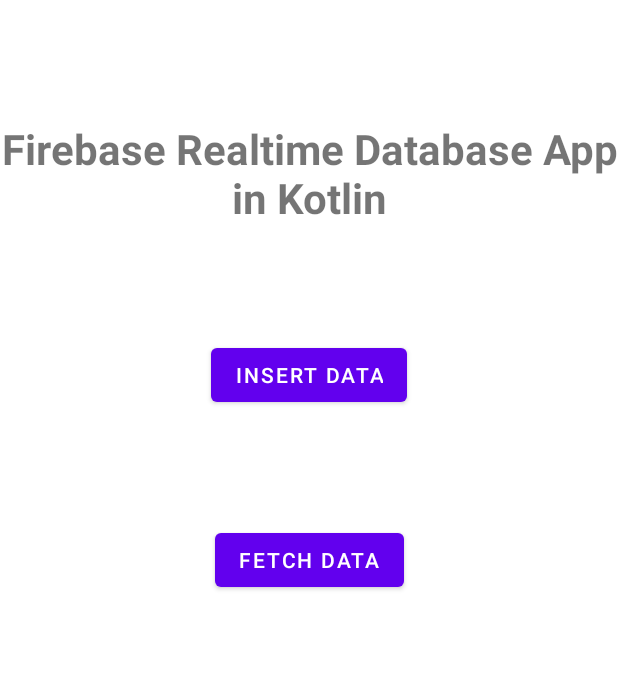
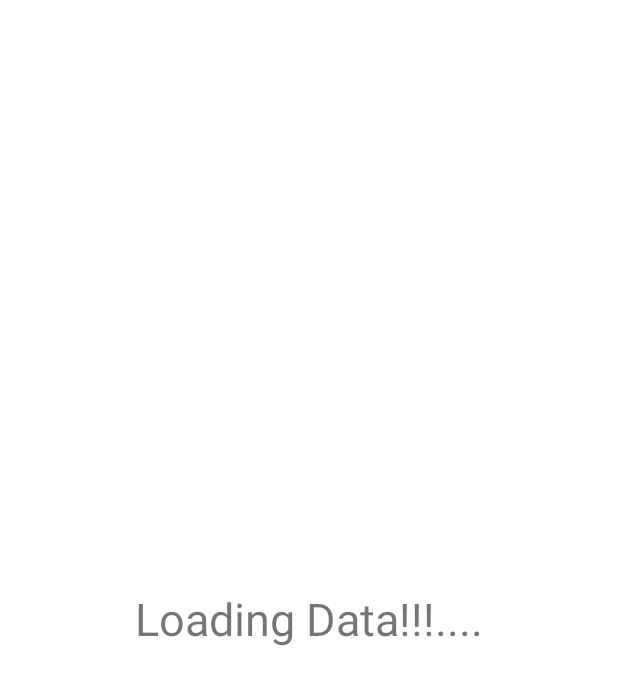
Before and after one commit to rajkayasth/Firebase_tutorial, an Android app: the RealtimeDbActivity screen opened directly, with no data from a screen before it, after a tap on "FETCH DATA", on a phone screen of 412 x 824 dp. Shown: the top 685 px of the screen. Run offline under Robolectric (Android 15) with nearby library versions, the phone set to English and light mode, and no system bars; our stand-ins replace Firebase (no records; nobody signed in at launch, a user with empty details on screens opened directly), data binding.

Commit message:
- Fetch Firebase Data into RecyclerView -> Add a ClickListener on RecyclerView open details page onClick

```diff
--- a/app/src/main/java/com/example/firebaseauthexampe/HomeActivity.kt
+++ b/app/src/main/java/com/example/firebaseauthexampe/HomeActivity.kt
@@ -8,9 +8,8 @@ import android.widget.Toast
 import androidx.appcompat.app.AppCompatActivity
 import androidx.databinding.DataBindingUtil
 import com.example.firebaseauthexampe.databinding.ActivityHomeBinding
-import com.example.firebaseauthexampe.realtimedb.RealtimeDbActivity
+import com.example.firebaseauthexampe.realtimedb.activitys.RealtimeDbActivity
 import com.google.firebase.auth.FirebaseAuth
-import com.google.firebase.firestore.FieldValue
 import com.google.firebase.firestore.SetOptions
 import com.google.firebase.firestore.ktx.firestore
 import com.google.firebase.firestore.ktx.toObject
@@ -73,7 +72,7 @@ class HomeActivity : AppCompatActivity() {
         }
 
         binding.btnRealTimeDb.setOnClickListener {
-            startActivity(Intent(this@HomeActivity,RealtimeDbActivity::class.java))
+            startActivity(Intent(this@HomeActivity, RealtimeDbActivity::class.java))
         }
 
         binding.btnTransaction.setOnClickListener {
--- a/app/src/main/java/com/example/firebaseauthexampe/UploadActivity.kt
+++ b/app/src/main/java/com/example/firebaseauthexampe/UploadActivity.kt
@@ -1,20 +1,15 @@
 package com.example.firebaseauthexampe
 
-import android.content.Intent
 import android.graphics.BitmapFactory
 import android.net.Uri
 import androidx.appcompat.app.AppCompatActivity
 import android.os.Bundle
-import android.os.CountDownTimer
 import android.util.Log
-import android.util.TimeUtils
 import android.widget.Toast
 import androidx.activity.result.contract.ActivityResultContracts
 import androidx.databinding.DataBindingUtil
 import androidx.recyclerview.widget.LinearLayoutManager
-import com.example.firebaseauthexampe.databinding.ActivityHomeBinding
 import com.example.firebaseauthexampe.databinding.ActivityUploadBinding
-import com.example.firebaseauthexampe.realtimedb.RealtimeDbActivity
 import com.google.firebase.ktx.Firebase
 import com.google.firebase.storage.ktx.storage
 import kotlinx.coroutines.CoroutineScope
--- /dev/null
+++ b/app/src/main/java/com/example/firebaseauthexampe/realtimedb/activitys/FetchingActivity.kt
@@ -0,0 +1,79 @@
+package com.example.firebaseauthexampe.realtimedb.activitys
+
+import android.content.Intent
+import androidx.appcompat.app.AppCompatActivity
+import android.os.Bundle
+import android.view.View
+import androidx.databinding.DataBindingUtil
+import androidx.recyclerview.widget.LinearLayoutManager
+import com.example.firebaseauthexampe.R
+import com.example.firebaseauthexampe.databinding.ActivityFetchingBinding
+import com.example.firebaseauthexampe.realtimedb.adapters.EmpAdapter
+import com.example.firebaseauthexampe.realtimedb.model.Employee
+import com.google.firebase.database.*
+import com.google.firebase.ktx.Firebase
+
+class FetchingActivity : AppCompatActivity() {
+
+    private var _binding: ActivityFetchingBinding? = null
+    private val binding get() = _binding!!
+    private lateinit var dbReference: DatabaseReference
+
+
+    private lateinit var empList: ArrayList<Employee>
+    override fun onCreate(savedInstanceState: Bundle?) {
+        super.onCreate(savedInstanceState)
+        _binding = DataBindingUtil.setContentView(this, R.layout.activity_fetching)
+
+        binding.rvEmployeeRecyclerView.layoutManager = LinearLayoutManager(this)
+        binding.rvEmployeeRecyclerView.setHasFixedSize(true)
+
+        empList = arrayListOf()
+
+        getEmployeeData()
+    }
+
+    private fun getEmployeeData() {
+        /***/
+        binding.rvEmployeeRecyclerView.visibility = View.GONE
+        binding.tvLoadingData.visibility = View.VISIBLE
+
+        dbReference = FirebaseDatabase.getInstance().getReference("Employees")
+
+        dbReference.addValueEventListener(object : ValueEventListener {
+            override fun onDataChange(snapshot: DataSnapshot) {
+                empList.clear()
+                if (snapshot.exists()) {
+                    for (empSnap in snapshot.children) {
+                        val empData = empSnap.getValue(Employee::class.java)
+                        empList.add(empData!!)
+                    }
+                    val mAdapter = EmpAdapter(empList)
+                    binding.rvEmployeeRecyclerView.adapter = mAdapter
+
+
+                    mAdapter.setOnItemClickListener(object : EmpAdapter.onItemClickListener {
+                        override fun onItemClick(position: Int) {
+                            val intent =
+                                Intent(this@FetchingActivity, EmployeeDetailsActivity::class.java)
+                            intent.putExtra("empId", empList[position].empId)
+                            intent.putExtra("empName", empList[position].empName)
+                            intent.putExtra("empAge", empList[position].empAge)
+                            intent.putExtra("empSalary", empList[position].empSalary)
+                            startActivity(intent)
+                        }
+
+                    })
+
+                    binding.rvEmployeeRecyclerView.visibility = View.VISIBLE
+                    binding.tvLoadingData.visibility = View.GONE
+                }
+            }
+
+            override fun onCancelled(error: DatabaseError) {
+
+            }
+
+        })
+    }
+}
--- a/app/src/main/java/com/example/firebaseauthexampe/realtimedb/InsertionActivity.kt
+++ b/app/src/main/java/com/example/firebaseauthexampe/realtimedb/activitys/InsertionActivity.kt
@@ -1,4 +1,4 @@
-package com.example.firebaseauthexampe.realtimedb
+package com.example.firebaseauthexampe.realtimedb.activitys
 
 import androidx.appcompat.app.AppCompatActivity
 import android.os.Bundle
@@ -7,7 +7,6 @@ import android.widget.Toast
 import androidx.databinding.DataBindingUtil
 import com.example.firebaseauthexampe.R
 import com.example.firebaseauthexampe.databinding.ActivityInsertionBinding
-import com.example.firebaseauthexampe.databinding.ActivityRealtimeDbBinding
 import com.example.firebaseauthexampe.realtimedb.model.Employee
 import com.google.firebase.database.DatabaseReference
 import com.google.firebase.database.FirebaseDatabase
--- a/app/src/main/java/com/example/firebaseauthexampe/realtimedb/RealtimeDbActivity.kt
+++ b/app/src/main/java/com/example/firebaseauthexampe/realtimedb/activitys/RealtimeDbActivity.kt
@@ -1,4 +1,4 @@
-package com.example.firebaseauthexampe.realtimedb
+package com.example.firebaseauthexampe.realtimedb.activitys
 
 import android.content.Intent
 import androidx.appcompat.app.AppCompatActivity
@@ -10,20 +10,19 @@ import com.example.firebaseauthexampe.databinding.ActivityRealtimeDbBinding
 class RealtimeDbActivity : AppCompatActivity() {
 
 
-
     private var _binding: ActivityRealtimeDbBinding? = null
     private val binding get() = _binding!!
 
     override fun onCreate(savedInstanceState: Bundle?) {
         super.onCreate(savedInstanceState)
-        _binding = DataBindingUtil.setContentView(this,R.layout.activity_realtime_db)
+        _binding = DataBindingUtil.setContentView(this, R.layout.activity_realtime_db)
 
         binding.btnInsertData.setOnClickListener {
-            startActivity(Intent(this,InsertionActivity::class.java))
+            startActivity(Intent(this, InsertionActivity::class.java))
         }
 
         binding.btnFetchData.setOnClickListener {
-
+            startActivity(Intent(this, FetchingActivity::class.java))
         }
     }
 }
--- /dev/null
+++ b/app/src/main/res/layout/activity_fetching.xml
@@ -0,0 +1,39 @@
+<?xml version="1.0" encoding="utf-8"?>
+<layout xmlns:android="http://schemas.android.com/apk/res/android"
+    xmlns:app="http://schemas.android.com/apk/res-auto"
+    xmlns:tools="http://schemas.android.com/tools">
+
+    <data>
+
+    </data>
+
+    <androidx.constraintlayout.widget.ConstraintLayout
+        android:layout_width="match_parent"
+        android:layout_height="match_parent"
+        tools:context=".realtimedb.activitys.FetchingActivity">
+
+
+        <androidx.recyclerview.widget.RecyclerView
+            android:id="@+id/rvEmployeeRecyclerView"
+            android:layout_width="0dp"
+            android:layout_height="wrap_content"
+            app:layout_constraintEnd_toEndOf="parent"
+            app:layout_constraintStart_toStartOf="parent"
+            app:layout_constraintTop_toTopOf="parent"
+            tools:listitem="@layout/emp_list_item" />
+
+        <TextView
+            android:id="@+id/tvLoadingData"
+            android:layout_width="wrap_content"
+            android:layout_height="wrap_content"
+            android:text="@string/loading_data"
+            android:textSize="30sp"
+            android:visibility="gone"
+            app:layout_constraintBottom_toBottomOf="parent"
+            app:layout_constraintEnd_toEndOf="parent"
+            app:layout_constraintStart_toStartOf="parent"
+            app:layout_constraintTop_toTopOf="parent" />
+
+
+    </androidx.constraintlayout.widget.ConstraintLayout>
+</layout>
--- a/app/src/main/res/layout/activity_insertion.xml
+++ b/app/src/main/res/layout/activity_insertion.xml
@@ -10,7 +10,7 @@
     <androidx.constraintlayout.widget.ConstraintLayout
         android:layout_width="match_parent"
         android:layout_height="match_parent"
-        tools:context=".realtimedb.InsertionActivity">
+        tools:context=".realtimedb.activitys.InsertionActivity">
 
         <EditText
             android:id="@+id/etEmpName"
--- a/app/src/main/res/layout/activity_realtime_db.xml
+++ b/app/src/main/res/layout/activity_realtime_db.xml
@@ -10,16 +10,17 @@
     <androidx.constraintlayout.widget.ConstraintLayout
         android:layout_width="match_parent"
         android:layout_height="match_parent"
-        tools:context=".realtimedb.RealtimeDbActivity">
+        tools:context=".realtimedb.activitys.RealtimeDbActivity">
 
 
         <TextView
             android:id="@+id/textView"
-            android:layout_width="wrap_content"
+            android:layout_width="0dp"
             android:layout_height="wrap_content"
             android:text="@string/firebase_realtime_database_app_in_kotlin"
             android:layout_marginTop="80dp"
-            android:textSize="28sp"
+            android:layout_marginHorizontal="20dp"
+            android:textSize="24sp"
             android:gravity="center"
             android:textStyle="bold"
             app:layout_constraintEnd_toEndOf="parent"
--- a/app/src/main/res/values/colors.xml
+++ b/app/src/main/res/values/colors.xml
@@ -19,4 +19,5 @@
     <color name="edit_text_color">#FFD6CF</color>
     <color name="hint_text_color">#D4D4D4</color>
     <color name="orange">#FFA500</color>
+    <color name="divider_grey">#DCDADA</color>
 </resources>
--- a/app/src/main/res/values/strings.xml
+++ b/app/src/main/res/values/strings.xml
@@ -38,4 +38,10 @@
     <string name="firebase_realtime_database_app_in_kotlin">Firebase Realtime Database App in Kotlin</string>
     <string name="enter_age">Enter age</string>
     <string name="enter_salary">Enter salary</string>
+    <string name="emp_name">Emp Name</string>
+    <string name="loading_data">Loading Data!!!....</string>
+    <string name="update">Update</string>
+    <string name="delete">Delete</string>
+    <string name="emp_id">Emp id</string>
+    <string name="emp_age">Emp Age</string>
 </resources>
```
Also changed, not shown: app/src/main/AndroidManifest.xml (+8 -2 lines), app/src/main/java/com/example/firebaseauthexampe/realtimedb/activitys/EmployeeDetailsActivity.kt (added, +25 -0 lines), app/src/main/java/com/example/firebaseauthexampe/realtimedb/adapters/EmpAdapter.kt (added, +52 -0 lines), app/src/main/res/layout/activity_employee_details.xml (added, +260 -0 lines), app/src/main/res/layout/emp_list_item.xml (added, +42 -0 lines).
